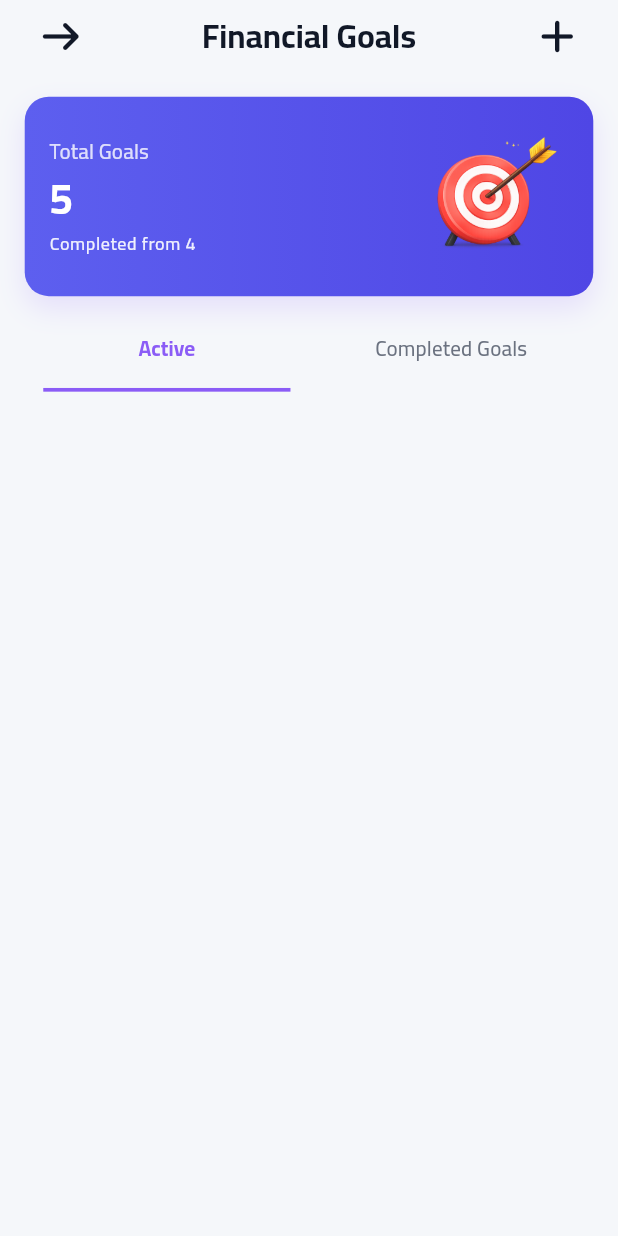
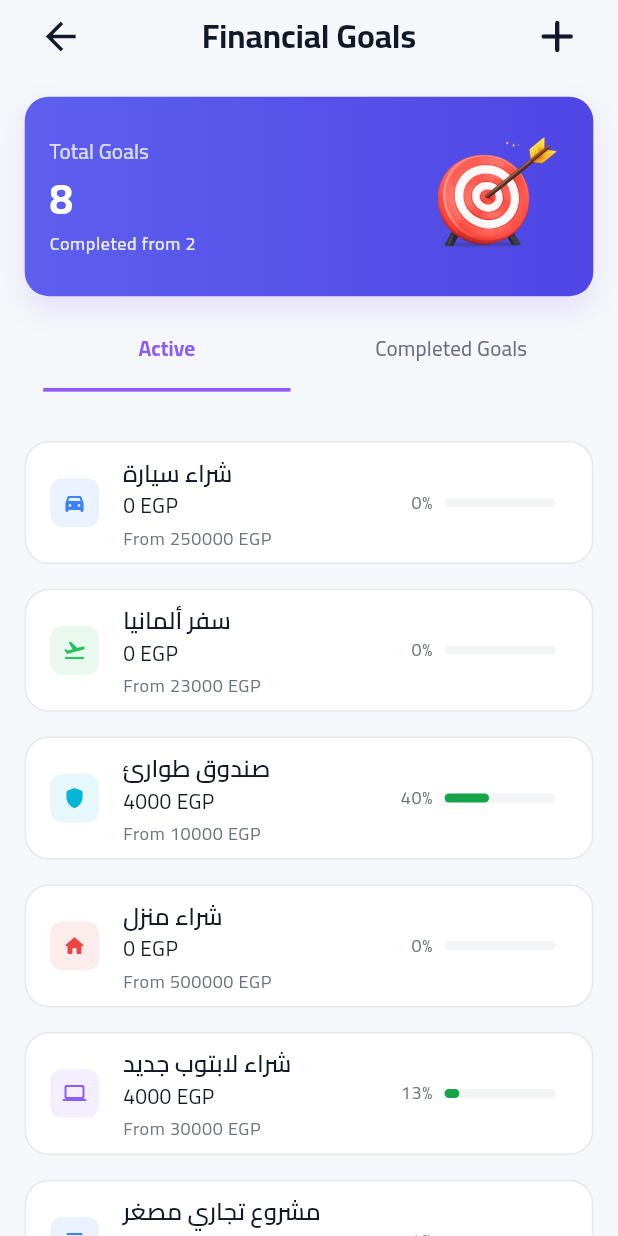
Before and after one commit to elsankary02/Masrofy, a Flutter app: the GoalsPage screen opened by its route, on a phone screen of 412 x 824 dp. Run offline on Flutter 3.47's test engine with Material 3 defaults, Android fonts, the phone set to English and light mode, and no system bars; our stand-ins replace easy_localization, flutter_bloc, font_awesome_flutter, go_router.

Commit message:
feat: implement goals feature with UI components and state management

```diff
--- a/lib/core/components/custom_appbar.dart
+++ b/lib/core/components/custom_appbar.dart
@@ -15,10 +15,10 @@ class CustomAppBar extends StatelessWidget {
       children: [
         IconButton(
           onPressed: () => context.pop(),
-          icon: FaIcon(
-            FontAwesomeIcons.arrowRight,
+          icon: Icon(
+            Icons.arrow_back,
             color: context.theme.colorScheme.onSurface,
-            size: 24,
+            size: 30,
           ),
         ),
         Text(
--- a/lib/core/router/go_router.dart
+++ b/lib/core/router/go_router.dart
@@ -4,7 +4,7 @@ import 'package:masrofy/core/router/named_routes.dart';
 import 'package:masrofy/features/auth/presentation/pages/auth_page.dart';
 import 'package:masrofy/features/debts/debts_page.dart';
 import 'package:masrofy/features/expense/expense_page.dart';
-import 'package:masrofy/features/goals/page/goals_page.dart';
+import 'package:masrofy/features/goals/presentation/page/goals_page.dart';
 import 'package:masrofy/features/income/income_page.dart';
 import 'package:masrofy/features/main/page/main_layout.dart';
 import 'package:masrofy/features/main/tabs/home_tab/presentation/pages/home_tab.dart';
--- a/lib/core/utils/extensions/screen_helper_extension.dart
+++ b/lib/core/utils/extensions/screen_helper_extension.dart
@@ -4,6 +4,7 @@ extension ScreenHelperExtension on BuildContext {
   // الارتفاع والعرض الكلي للشاشة
   double get h => MediaQuery.sizeOf(this).height;
   double get w => MediaQuery.sizeOf(this).width;
+  EdgeInsets get viewInsets => MediaQuery.of(this).viewInsets;
 
   // =================== نسب الارتفاع (Height Percentages) ===================
   double get h3 => h * 0.003;
@@ -27,6 +28,9 @@ extension ScreenHelperExtension on BuildContext {
   double get h90 => h * 0.090;
   double get h95 => h * 0.095;
   double get h100 => h * 0.100;
+  double get h110 => h * 0.110;
+  double get h120 => h * 0.120;
+  double get h130 => h * 0.130;
   double get h150 => h * 0.150;
   double get h200 => h * 0.200;
   double get h250 => h * 0.250;
--- a/lib/core/widgets/custom_btn.dart
+++ b/lib/core/widgets/custom_btn.dart
@@ -34,7 +34,9 @@ class CustomBtn extends StatelessWidget {
   Widget build(BuildContext context) {
     final theme = Theme.of(context);
 
-    return Container(
+    return Column(
+      children: [
+        Container(
           margin: margin,
           padding: padding,
           child: SizedBox(
@@ -42,6 +44,8 @@ class CustomBtn extends StatelessWidget {
             height: height ?? 48,
             child: _buildButton(theme),
           ),
+        ),
+      ],
     );
   }
 
--- /dev/null
+++ b/lib/features/goals/data/models/goals_card_model.dart
@@ -0,0 +1,93 @@
+import 'package:flutter/material.dart';
+import 'package:masrofy/core/theme/app_colors.dart';
+
+class GoalsCardModel {
+  final String id;
+  final String title;
+  final Color color;
+  final IconData? icon;
+  final int current;
+  final int target;
+
+  GoalsCardModel({
+    required this.id,
+    required this.title,
+    required num current,
+    required num target,
+    this.icon,
+    required this.color,
+  }) : current = current.toInt(),
+       target = target.toInt();
+
+  double get progress => target == 0 ? 0 : current / target;
+  int get percentage => (progress * 100).round();
+  bool get isAcitve => current < target;
+}
+
+List<GoalsCardModel> goalModel = [
+  GoalsCardModel(
+    id: '1',
+    title: 'شراء سيارة',
+    icon: Icons.directions_car_filled_rounded,
+    color: AppColors.saving, // استخدام لون الادخار الأزرق
+    current: 0,
+    target: 250000,
+  ),
+  GoalsCardModel(
+    id: '2',
+    title: 'سفر ألمانيا',
+    icon: Icons.flight_takeoff_rounded,
+    color: AppColors.income, // استخدام لون الدخل / النجاح الأخضر
+    current: 0,
+    target: 23000,
+  ),
+  GoalsCardModel(
+    id: '3',
+    title: 'صندوق طوارئ',
+    icon: Icons.shield_rounded,
+    color: AppColors.cyan, // استخدام لون الـ cyan من إضافاتك
+    current: 4000,
+    target: 10000,
+  ),
+  GoalsCardModel(
+    id: '4',
+    title: 'شراء منزل',
+    icon: Icons.home_rounded,
+    color: AppColors.expense, // استخدام لون المصروفات/الخطأ الأحمر
+    current: 0,
+    target: 500000,
+  ),
+  GoalsCardModel(
+    id: '5',
+    title: 'شراء لابتوب جديد',
+    icon: Icons.laptop_rounded,
+    color: AppColors.purple, // استخدام لون بنفسجي مخصص
+    current: 4000,
+    target: 30000,
+  ),
+
+  GoalsCardModel(
+    id: '6',
+    title: 'مشروع تجاري مصغر',
+    icon: Icons.store_rounded,
+    color: AppColors.saving,
+    current: 4000,
+    target: 100000,
+  ),
+  GoalsCardModel(
+    id: '7',
+    title: 'ماوس RGB ردراجون',
+    icon: Icons.mouse_rounded,
+    color: AppColors.cyan,
+    current: 1400, // المبلغ الموفر
+    target: 1400,
+  ),
+  GoalsCardModel(
+    id: '8',
+    title: 'كيبورد RGB ردراجون',
+    icon: Icons.keyboard_rounded,
+    color: AppColors.purple,
+    current: 2000, // المبلغ الموفر
+    target: 2000,
+  ),
+];
--- a/lib/features/goals/page/goals_page.dart
+++ /dev/null
@@ -1,60 +0,0 @@
-import 'package:easy_localization/easy_localization.dart';
-import 'package:flutter/material.dart';
-import 'package:masrofy/core/components/custom_appbar.dart';
-import 'package:masrofy/core/utils/constants/locale_keys.g.dart';
-import 'package:masrofy/core/utils/extensions/screen_helper_extension.dart';
-import 'package:masrofy/features/goals/widget/goal_tab_item_widget.dart';
-import 'package:masrofy/features/goals/widget/summary_card_goals_widget.dart';
-
-enum GoalStatus { active, completed }
-
-class GoalsPage extends StatefulWidget {
-  const GoalsPage({super.key});
-
-  @override
-  State<GoalsPage> createState() => _GoalsPageState();
-}
-
-class _GoalsPageState extends State<GoalsPage> {
-  GoalStatus selectedStatus = GoalStatus.active;
-
-  @override
-  Widget build(BuildContext context) {
-    return Scaffold(
-      body: SafeArea(
-        child: SingleChildScrollView(
-          padding: EdgeInsets.symmetric(horizontal: context.h20),
-          child: Column(
-            children: [
-              CustomAppBar(title: LocaleKeys.financial_goals.tr()),
-              SizedBox(height: context.h20),
-              SummaryCardGoalsWidget(total: '4', achieved: '5'),
-              SizedBox(height: context.h20),
-              Row(
-                mainAxisAlignment: MainAxisAlignment.spaceAround,
-                children: [
-                  GoalTabItemWidget(
-                    title: LocaleKeys.status_active.tr(),
-                    selected: selectedStatus == GoalStatus.active,
-                    onTap: () {
-                      setState(() {
-                        selectedStatus = GoalStatus.active;
-                      });
-                    },
-                  ),
-                  GoalTabItemWidget(
-                    title: LocaleKeys.completed_goals.tr(),
-                    selected: selectedStatus == GoalStatus.completed,
-                    onTap: () => setState(() {
-                      selectedStatus = GoalStatus.completed;
-                    }),
-                  ),
-                ],
-              ),
-            ],
-          ),
-        ),
-      ),
-    );
-  }
-}
--- /dev/null
+++ b/lib/features/goals/presentation/cubit/goals_status_cubit.dart
@@ -0,0 +1,8 @@
+import 'package:flutter_bloc/flutter_bloc.dart';
+
+enum GoalStatus { active, completed }
+
+class GoalsStatusCubit extends Cubit<GoalStatus> {
+  GoalsStatusCubit() : super(GoalStatus.active);
+  void changeGoalStatus(GoalStatus status) => emit(status);
+}
--- /dev/null
+++ b/lib/features/goals/presentation/page/goals_page.dart
@@ -0,0 +1,112 @@
+import 'package:easy_localization/easy_localization.dart';
+import 'package:flutter/material.dart';
+import 'package:flutter_bloc/flutter_bloc.dart';
+import 'package:masrofy/core/components/custom_appbar.dart';
+import 'package:masrofy/core/router/go_router.dart';
+import 'package:masrofy/core/utils/constants/locale_keys.g.dart';
+import 'package:masrofy/core/utils/extensions/screen_helper_extension.dart';
+import 'package:masrofy/features/goals/data/models/goals_card_model.dart';
+import 'package:masrofy/features/goals/presentation/cubit/goals_status_cubit.dart';
+import 'package:masrofy/features/goals/presentation/widget/goal_bottom_sheet_widget.dart';
+import 'package:masrofy/features/goals/presentation/widget/goal_card_widget.dart';
+import 'package:masrofy/features/goals/presentation/widget/goal_tab_item_widget.dart';
+import 'package:masrofy/features/goals/presentation/widget/summary_card_goals_widget.dart';
+
+class GoalsPage extends StatelessWidget {
+  const GoalsPage({super.key});
+
+  @override
+  Widget build(BuildContext context) {
+    return BlocProvider(
+      create: (context) => GoalsStatusCubit(),
+      child: Scaffold(
+        body: SafeArea(
+          child: SingleChildScrollView(
+            padding: EdgeInsets.symmetric(horizontal: context.h20),
+            child: BlocBuilder<GoalsStatusCubit, GoalStatus>(
+              builder: (context, selectedStatus) {
+                final filteredGoals = goalModel.where((goal) {
+                  if (selectedStatus == GoalStatus.active) {
+                    return goal.isAcitve;
+                  } else {
+                    return !goal.isAcitve;
+                  }
+                }).toList();
+                return Column(
+                  children: [
+                    CustomAppBar(
+                      title: LocaleKeys.financial_goals.tr(),
+                      onPressed: () => showModalBottomSheet(
+                        isScrollControlled: true,
+                        context: context,
+                        builder: (context) => GoalBottomSheetWidget(
+                          isEditing: false,
+                          onSave: () {},
+                        ),
+                      ),
+                    ),
+                    SizedBox(height: context.h20),
+                    SummaryCardGoalsWidget(total: '2', achieved: '8'),
+                    SizedBox(height: context.h20),
+                    Row(
+                      mainAxisAlignment: MainAxisAlignment.spaceAround,
+                      children: [
+                        GoalTabItemWidget(
+                          title: LocaleKeys.status_active.tr(),
+                          selected: selectedStatus == GoalStatus.active,
+                          onTap: () => context
+                              .read<GoalsStatusCubit>()
+                              .changeGoalStatus(GoalStatus.active),
+                        ),
+                        GoalTabItemWidget(
+                          title: LocaleKeys.completed_goals.tr(),
+                          selected: selectedStatus == GoalStatus.completed,
+                          onTap: () => context
+                              .read<GoalsStatusCubit>()
+                              .changeGoalStatus(GoalStatus.completed),
+                        ),
+                      ],
+                    ),
+                    SizedBox(height: context.h40),
+                    filteredGoals.isEmpty
+                        ? Center(
+                            child: Padding(
+                              padding: const EdgeInsets.all(40.0),
+                              child: Text(
+                                LocaleKeys.no_goals.tr(),
+                                style: TextStyle(color: Colors.grey.shade400),
+                              ),
+                            ),
+                          )
+                        : ListView.separated(
+                            shrinkWrap: true,
+                            physics: const NeverScrollableScrollPhysics(),
+                            itemCount: filteredGoals.length,
+                            separatorBuilder: (context, index) =>
+                                SizedBox(height: context.h20),
+                            itemBuilder: (context, index) {
+                              final goal = filteredGoals[index];
+                              return GoalCardWidget(
+                                onTap: () => showModalBottomSheet(
+                                  isScrollControlled: false,
+                                  context: context,
+                                  builder: (context) => GoalBottomSheetWidget(
+                                    isEditing: true,
+                                    onSave: () {},
+                                    onDelete: () => router.pop(),
+                                  ),
+                                ),
+                                goal: goal,
+                              );
+                            },
+                          ),
+                  ],
+                );
+              },
+            ),
+          ),
+        ),
+      ),
+    );
+  }
+}
--- /dev/null
+++ b/lib/features/goals/presentation/widget/goal_card_widget.dart
@@ -0,0 +1,86 @@
+import 'package:easy_localization/easy_localization.dart';
+import 'package:flutter/material.dart';
+import 'package:masrofy/core/theme/app_colors.dart';
+import 'package:masrofy/core/utils/constants/locale_keys.g.dart';
+import 'package:masrofy/core/utils/extensions/extensions.dart';
+import 'package:masrofy/core/utils/extensions/screen_helper_extension.dart';
+import 'package:masrofy/features/goals/data/models/goals_card_model.dart';
+
+class GoalCardWidget extends StatelessWidget {
+  final GoalsCardModel goal;
+  final VoidCallback? onTap;
+  const GoalCardWidget({super.key, required this.goal, this.onTap});
+
+  @override
+  Widget build(BuildContext context) {
+    return InkWell(
+      borderRadius: BorderRadius.circular(16),
+      onTap: onTap,
+      child: Container(
+        decoration: BoxDecoration(
+          color: context.isDarkMode ? AppColors.cardDark : Colors.white,
+          borderRadius: BorderRadius.circular(16),
+          border: Border.all(
+            color: context.isDarkMode
+                ? AppColors.borderDark
+                : AppColors.borderLight,
+          ),
+        ),
+        child: ListTile(
+          leading: Container(
+            padding: EdgeInsets.all(context.h10),
+            decoration: BoxDecoration(
+              color: goal.color.withValues(alpha: 0.1),
+              borderRadius: BorderRadius.circular(8),
+            ),
+            child: Icon(goal.icon, color: goal.color, size: 16),
+          ),
+          title: Text(goal.title, style: context.textTheme.titleMedium),
+          subtitle: Column(
+            crossAxisAlignment: CrossAxisAlignment.start,
+            spacing: 4,
+            children: [
+              Text(
+                '${goal.current} ${LocaleKeys.currency_egp.tr()}',
+                style: context.textTheme.bodyMedium,
+              ),
+              Text(
+                "${LocaleKeys.from.tr()} ${goal.target} ${LocaleKeys.currency_egp.tr()}",
+                style: context.textTheme.bodySmall?.copyWith(
+                  color: context.isDarkMode
+                      ? AppColors.textSecondaryDark
+                      : AppColors.textSecondaryLight,
+                ),
+              ),
+            ],
+          ),
+          trailing: Row(
+            mainAxisSize: .min,
+            spacing: 8,
+            children: [
+              Text(
+                '${goal.percentage}%',
+                style: context.textTheme.bodySmall?.copyWith(
+                  color: context.isDarkMode
+                      ? AppColors.textSecondaryDark
+                      : AppColors.textSecondaryLight,
+                ),
+              ),
+              SizedBox(
+                width: context.h90,
+                child: LinearProgressIndicator(
+                  borderRadius: BorderRadius.circular(10),
+                  value: goal.progress,
+                  minHeight: 6,
+                  backgroundColor: context.isDarkMode
+                      ? AppColors.borderDark
+                      : AppColors.grey100,
+                ),
+              ),
+            ],
+          ),
+        ),
+      ),
+    );
+  }
+}
--- a/lib/features/main/tabs/home_tab/presentation/widget/over_view__home_widget.dart
+++ b/lib/features/main/tabs/home_tab/presentation/widget/over_view__home_widget.dart
@@ -19,7 +19,7 @@ class OverViewHomeWidget extends StatelessWidget {
     return Container(
       padding: EdgeInsets.all(16),
       decoration: BoxDecoration(
-        color: context.isDarkMode ? AppColors.cardDark : Colors.white,
+        color: context.isDarkMode ? AppColors.cardDark : AppColors.white,
         borderRadius: BorderRadius.circular(16),
         border: Border.all(
           color: context.isDarkMode ? AppColors.borderDark : AppColors.grey200,
```
Also changed, not shown: lib/features/goals/presentation/widget/goal_bottom_sheet_widget.dart (added, +85 -0 lines), lib/features/goals/presentation/widget/goal_tab_item_widget.dart (renamed from lib/features/goals/widget/goal_tab_item_widget.dart), lib/features/goals/presentation/widget/summary_card_goals_widget.dart (renamed from lib/features/goals/widget/summary_card_goals_widget.dart), pubspec.lock, 2 other files. Lines whose indentation alone changed are shown as unchanged.
